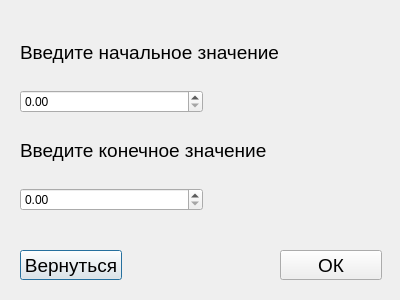
The window that layouts/knowledgeEditorDimensionalEdit.ui (RyndychRD/Classifier) describes before a commit, drawn with Qt 5.
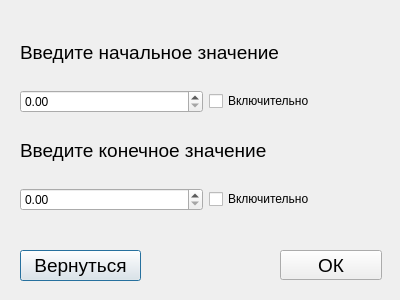
The same window after the commit.

```diff
--- a/layouts/knowledgeEditorDimensionalEdit.ui
+++ b/layouts/knowledgeEditorDimensionalEdit.ui
@@ -30,8 +30,8 @@
     <rect>
      <x>20</x>
      <y>250</y>
-     <width>102</width>
-     <height>30</height>
+     <width>121</width>
+     <height>31</height>
     </rect>
    </property>
    <property name="font">
@@ -95,6 +95,13 @@
         </property>
        </widget>
       </item>
+      <item row="1" column="1">
+       <widget class="QCheckBox" name="check_MinValue_dimensionalEdit">
+        <property name="text">
+         <string>Включительно</string>
+        </property>
+       </widget>
+      </item>
      </layout>
     </item>
     <item>
@@ -121,6 +128,13 @@
         </property>
        </widget>
       </item>
+      <item row="1" column="1">
+       <widget class="QCheckBox" name="check_MaxValue_dimensionalEdit">
+        <property name="text">
+         <string>Включительно</string>
+        </property>
+       </widget>
+      </item>
      </layout>
     </item>
    </layout>
```
